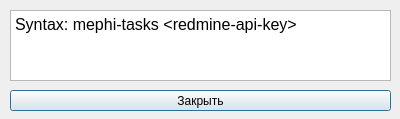
Old version of the form syntaxwindow.ui in the repository xaionaro/tasks.
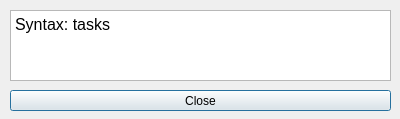
New version of the form.

```diff
--- a/syntaxwindow.ui
+++ b/syntaxwindow.ui
@@ -23,7 +23,7 @@
     </rect>
    </property>
    <property name="text">
-    <string>Закрыть</string>
+    <string>Close</string>
    </property>
   </widget>
   <widget class="QTextBrowser" name="textBrowser">
@@ -40,7 +40,7 @@
 &lt;html&gt;&lt;head&gt;&lt;meta name=&quot;qrichtext&quot; content=&quot;1&quot; /&gt;&lt;style type=&quot;text/css&quot;&gt;
 p, li { white-space: pre-wrap; }
 &lt;/style&gt;&lt;/head&gt;&lt;body style=&quot; font-family:'Sans Serif'; font-size:9pt; font-weight:400; font-style:normal;&quot;&gt;
-&lt;p style=&quot; margin-top:0px; margin-bottom:0px; margin-left:0px; margin-right:0px; -qt-block-indent:0; text-indent:0px;&quot;&gt;&lt;span style=&quot; font-size:12pt;&quot;&gt;Syntax: mephi-tasks &amp;lt;redmine-api-key&amp;gt;&lt;/span&gt;&lt;/p&gt;&lt;/body&gt;&lt;/html&gt;</string>
+&lt;p style=&quot; margin-top:0px; margin-bottom:0px; margin-left:0px; margin-right:0px; -qt-block-indent:0; text-indent:0px;&quot;&gt;&lt;span style=&quot; font-size:12pt;&quot;&gt;Syntax: tasks&lt;/span&gt;&lt;/p&gt;&lt;/body&gt;&lt;/html&gt;</string>
    </property>
   </widget>
  </widget>
```
